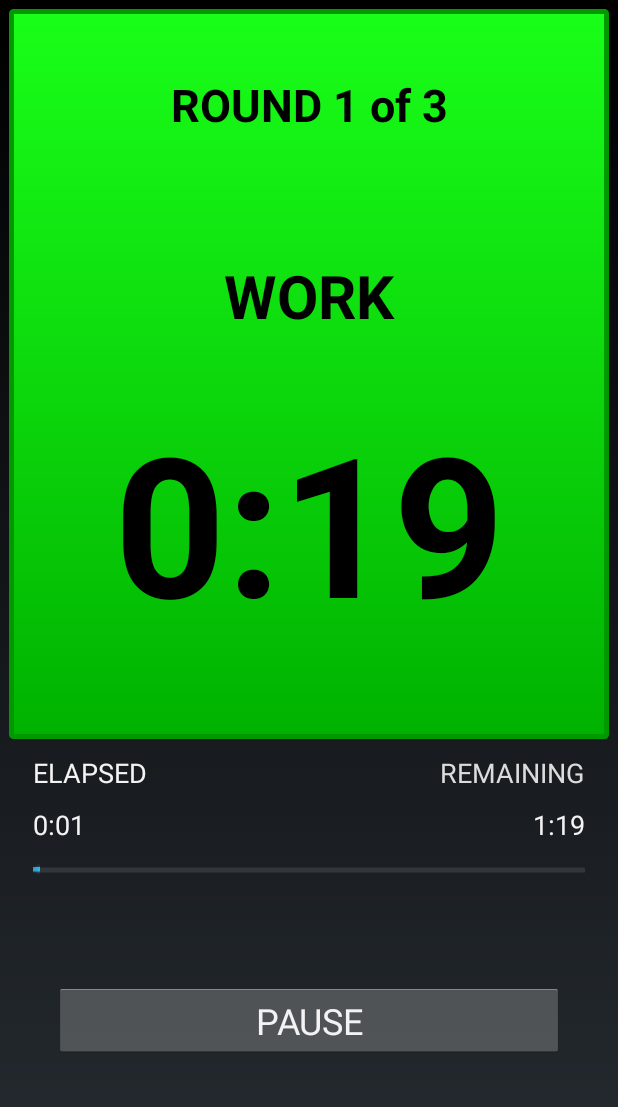
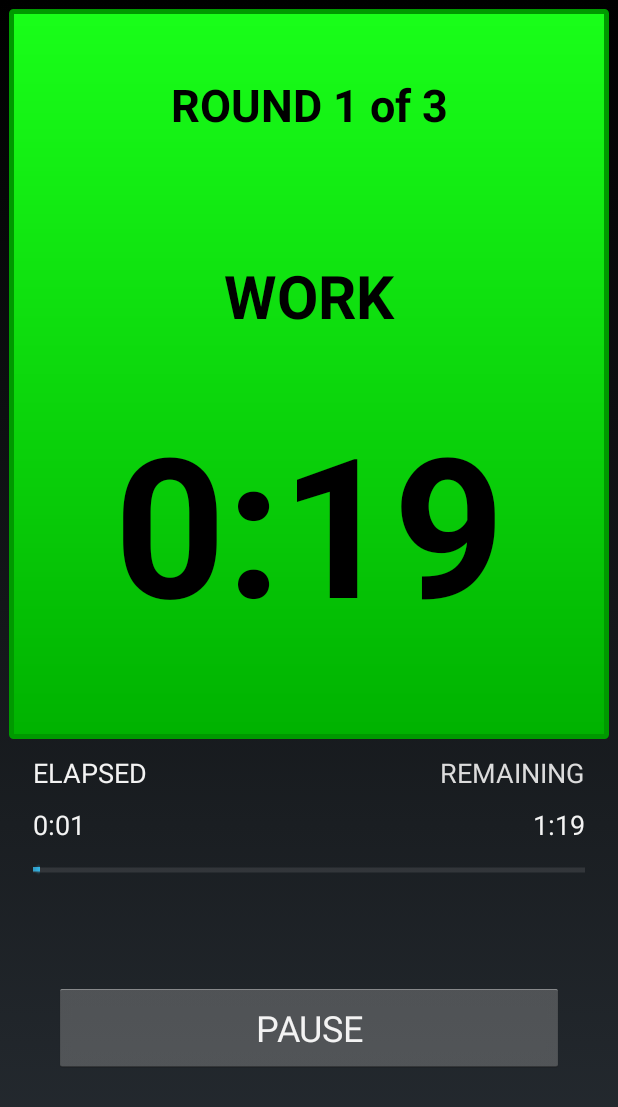
Before and after one commit to Riippi/IntervalTimer, an Android app: the TimerActivity screen opened directly, with no data from a screen before it, on a phone screen of 412 x 824 dp. Shown: the top 1107 px of the screen. Run offline under Robolectric (Android 15) with nearby library versions, the phone set to English and light mode, and no system bars; pictures from the network do not load.

Commit message:
Make the START and PAUSE/RESUME buttons ~20% taller
MainActivity's START button was wrap_content, which measured out to
its Holo button style's default ~48dp - gave it an explicit 58dp
height instead (48dp * 1.2). TimerActivity's pauseButton already had
an explicit 50dp height, so that became 60dp (50dp * 1.2) directly.

Verified on an emulator: both buttons render visibly taller with no
layout clipping or crashes.

Co-Authored-By: Claude Sonnet 5 <noreply@anthropic.com>

```diff
--- a/app/src/main/res/layout/activity_main.xml
+++ b/app/src/main/res/layout/activity_main.xml
@@ -33,7 +33,7 @@
         <Button
             android:id="@+id/buttonStart"
             android:layout_width="match_parent"
-            android:layout_height="wrap_content"
+            android:layout_height="58dp"
             android:layout_marginLeft="30dp"
             android:layout_marginRight="30dp"
             android:layout_centerInParent="true"
--- a/app/src/main/res/layout/activity_timer.xml
+++ b/app/src/main/res/layout/activity_timer.xml
@@ -107,7 +107,7 @@
                 <Button
                     android:id="@+id/pauseButton"
                     android:layout_width="match_parent"
-                    android:layout_height="50dp"
+                    android:layout_height="60dp"
                     android:layout_marginLeft="30dp"
                     android:layout_marginRight="30dp"
                     android:text="PAUSE"
```
